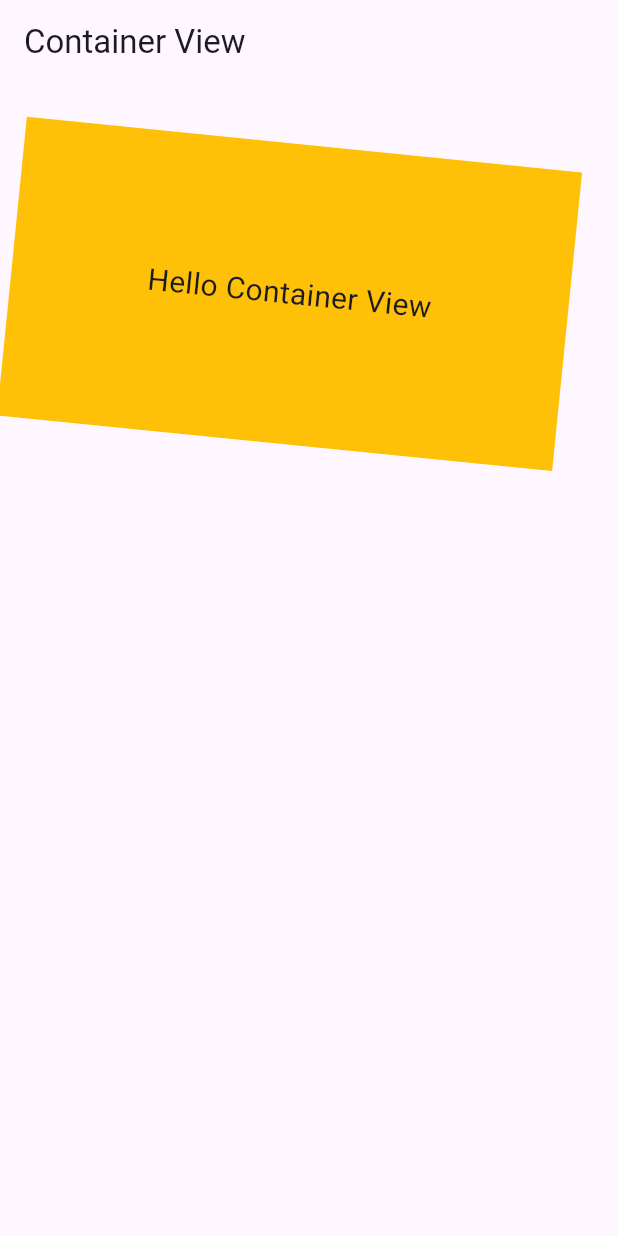
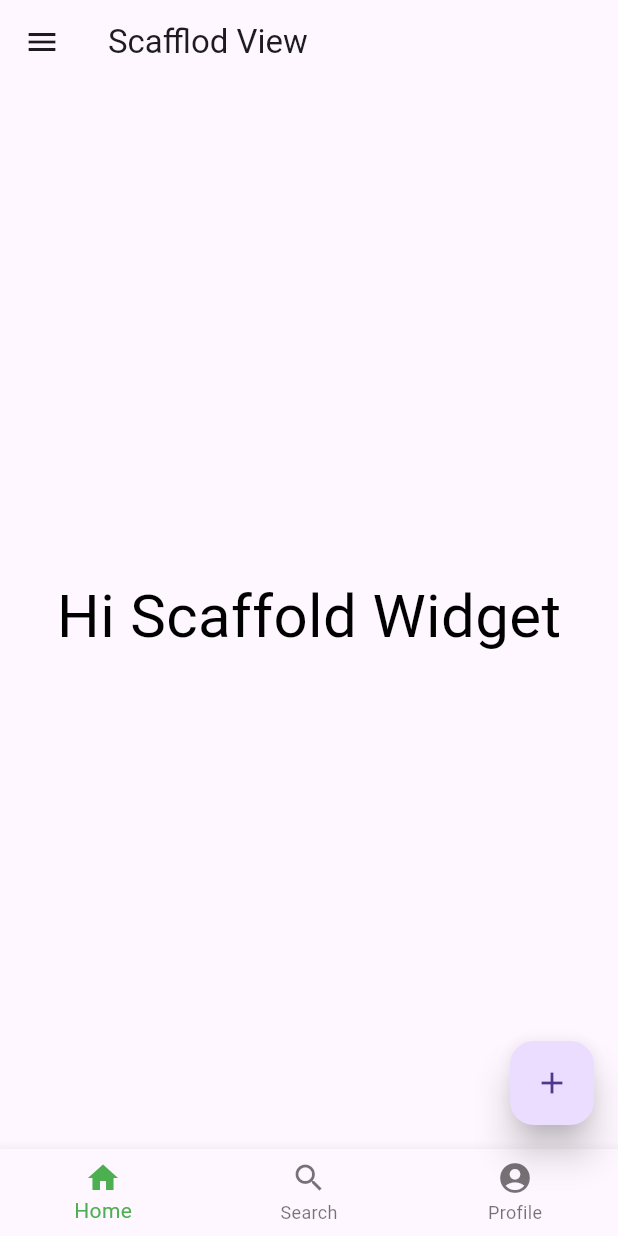
Before and after one commit to leminhduc1202/learning_flutter_vsc, a Flutter app: the screen it shows after launch, on a phone screen of 412 x 824 dp. Run offline on Flutter 3.47's test engine with Material 3 defaults, Android fonts, the phone set to English and light mode, and no system bars.

Commit message:
Scaffold class in Flutter

```diff
--- a/lib/main.dart
+++ b/lib/main.dart
@@ -3,7 +3,8 @@ import 'package:flutter/material.dart';
 void main() {
   // runApp(const MyApp());
   // runApp(const MyAppNew());
-  runApp(const ContainerView());
+  // runApp(const ContainerView());
+  runApp(const ScaffoldWidgetView());
 }
 
 class MyApp extends StatelessWidget {
@@ -106,10 +107,74 @@ class ContainerView extends StatelessWidget {
           transform: Matrix4.rotationZ(0.1),
           child: const Text(
             "Hello Container View",
-            style: TextStyle(fontSize: 20),
+            style: TextStyle(fontSize: 20.0),
           ),
         ),
       ),
     );
   }
 }
+
+class ScaffoldWidgetView extends StatelessWidget {
+  const ScaffoldWidgetView({super.key});
+
+  @override
+  Widget build(BuildContext context) {
+    return const MaterialApp(
+      home: ScaffoldView(),
+    );
+  }
+}
+
+class ScaffoldView extends StatelessWidget {
+  const ScaffoldView({super.key});
+
+  @override
+  Widget build(BuildContext context) {
+    return Scaffold(
+      appBar: AppBar(
+        title: const Text("Scafflod View"),
+      ),
+      body: const Center(
+        child: Text(
+          "Hi Scaffold Widget",
+          style: TextStyle(color: Colors.black, fontSize: 40.0),
+        ),
+      ),
+      floatingActionButton: FloatingActionButton(
+        onPressed: () {},
+        elevation: 10.0,
+        child: const Icon(Icons.add),
+      ),
+      drawer: Drawer(
+        child: ListView(
+          children: const <Widget>[
+            DrawerHeader(
+              child: Text("List View"),
+              decoration: BoxDecoration(color: Colors.green),
+            ),
+            ListTile(
+              title: Text("Items 1"),
+              leading: Icon(Icons.people),
+            ),
+            ListTile(
+              title: Text("Items 2"),
+              leading: Icon(Icons.mail),
+            ),
+          ],
+        ),
+      ),
+      bottomNavigationBar: BottomNavigationBar(
+        items: const [
+          BottomNavigationBarItem(icon: Icon(Icons.home), label: "Home"),
+          BottomNavigationBarItem(icon: Icon(Icons.search), label: "Search"),
+          BottomNavigationBarItem(
+              icon: Icon(Icons.account_circle), label: "Profile"),
+        ],
+        currentIndex: 0,
+        fixedColor: Colors.green,
+        onTap: (int indexOfitem) {},
+      ),
+    );
+  }
+}
```
